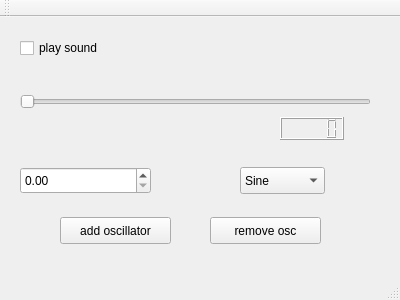
Old version of the form mainwindow.ui in the repository vsicurella/CS490_Final.
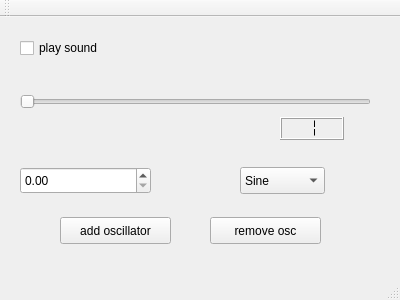
New version of the form.

Diff of the .ui file:
```diff
--- a/mainwindow.ui
+++ b/mainwindow.ui
@@ -124,6 +124,15 @@
       <height>23</height>
      </rect>
     </property>
+    <property name="digitCount">
+     <number>1</number>
+    </property>
+    <property name="segmentStyle">
+     <enum>QLCDNumber::Flat</enum>
+    </property>
+    <property name="intValue" stdset="0">
+     <number>1</number>
+    </property>
    </widget>
   </widget>
   <widget class="QMenuBar" name="menuBar">
```
